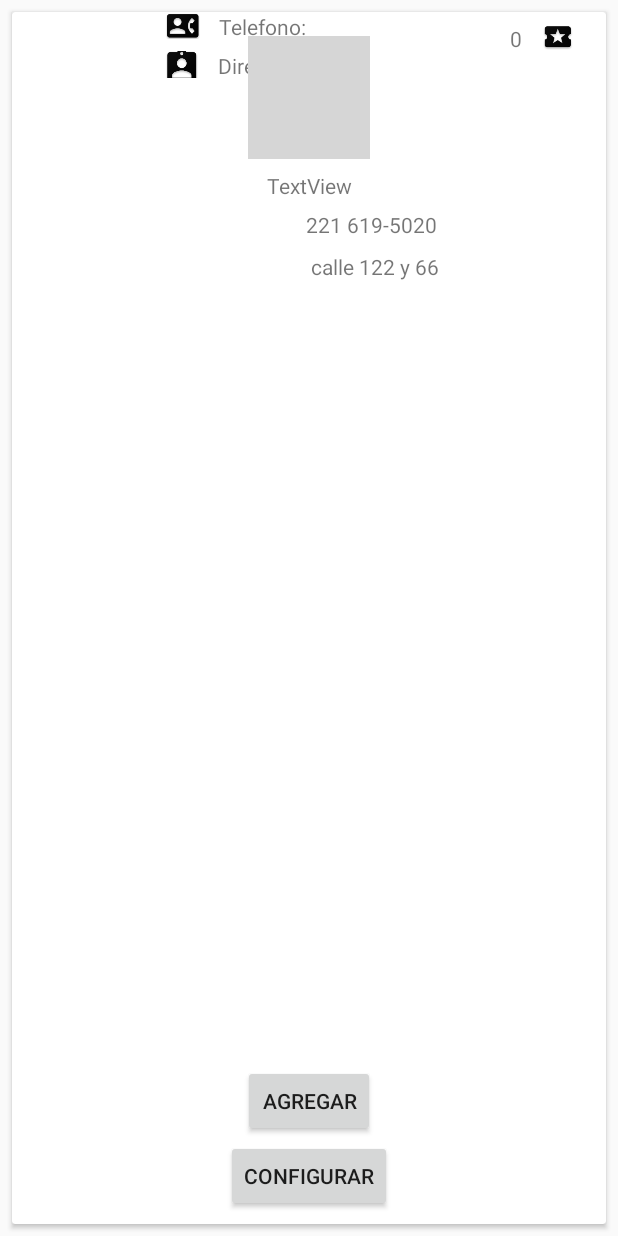
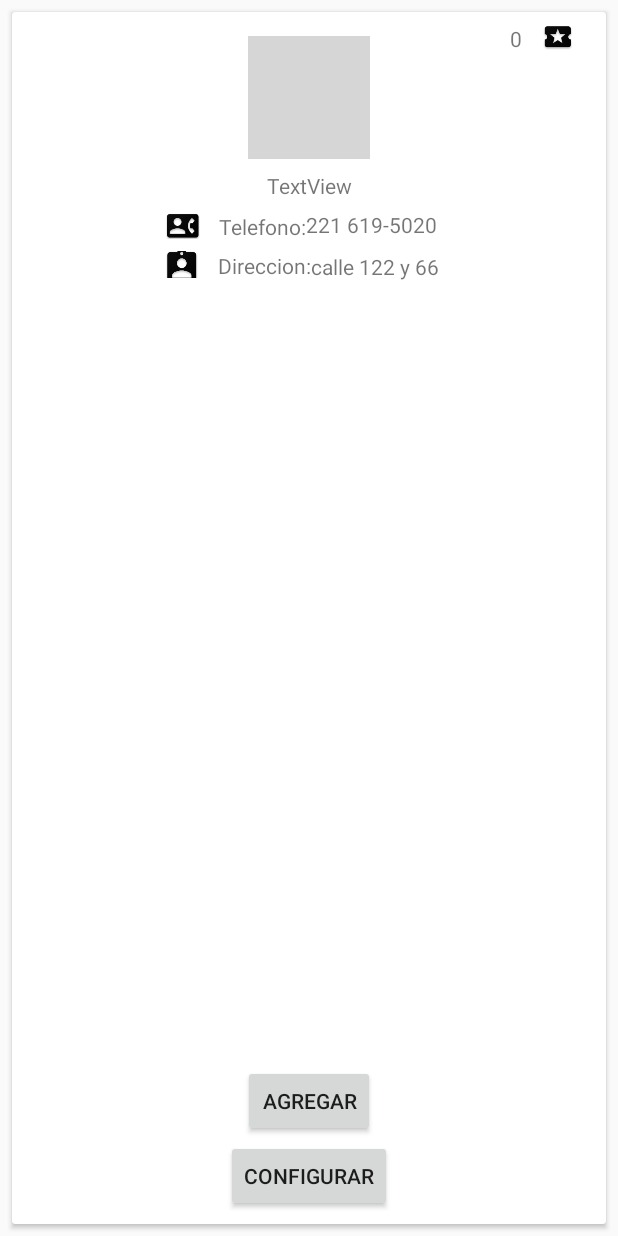
Before and after one commit to arevalocarloseduardo/Maggys, an Android app: the layout fragment_perfil.xml on its own in the app's theme, with its tools: preview values and no code run, on a phone screen of 412 x 824 dp. Run offline under Robolectric (Android 15) with nearby library versions, the phone set to English and light mode, and no system bars; grey boxes are pictures that could not be loaded.

Commit message:
ultima version realizada

```diff
--- a/app/src/main/res/layout/fragment_perfil.xml
+++ b/app/src/main/res/layout/fragment_perfil.xml
@@ -51,9 +51,10 @@
                     android:drawableLeft="@mipmap/ic_launcher_phone"
                     android:id="@+id/textView3"
                     android:textSize="14sp"
-                    tools:layout_editor_absoluteY="133dp" app:layout_constraintStart_toStartOf="parent"
+                    app:layout_constraintStart_toStartOf="parent"
                     android:layout_marginStart="8dp" android:layout_marginEnd="8dp"
-                    app:layout_constraintEnd_toEndOf="parent" app:layout_constraintHorizontal_bias="0.3"/>
+                    app:layout_constraintEnd_toEndOf="parent" app:layout_constraintHorizontal_bias="0.3"
+                    android:layout_marginTop="8dp" app:layout_constraintTop_toBottomOf="@+id/txtNombrefc"/>
             <TextView
                     android:text="221 619-5020"
                     android:layout_width="wrap_content"
```
